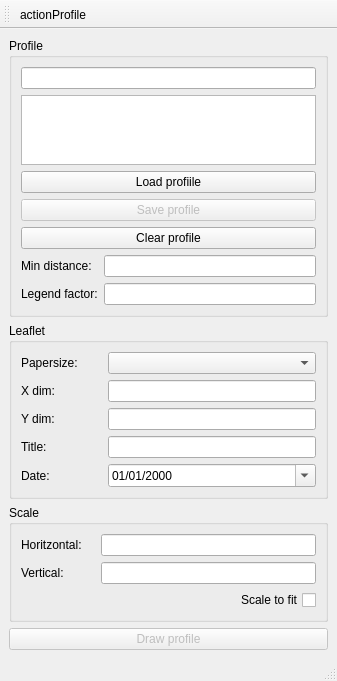
This is ui/profile.ui in Giswater/giswater_qgis_plugin as Qt 5 draws it before an edit. The edited form follows.
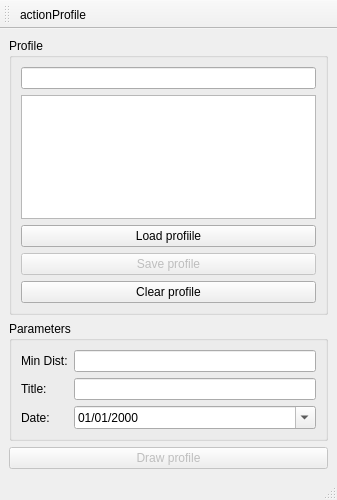
This is the edited form. Icons and pictures are not drawn.

```diff
--- a/ui/profile.ui
+++ b/ui/profile.ui
@@ -7,7 +7,7 @@
     <x>0</x>
     <y>0</y>
     <width>337</width>
-    <height>638</height>
+    <height>500</height>
    </rect>
   </property>
   <property name="windowTitle">
@@ -21,13 +21,16 @@
        <string>Profile</string>
       </property>
       <layout class="QGridLayout" name="gridLayout_2">
-       <item row="9" column="0">
-        <widget class="QLabel" name="lbl_min_distance">
+       <item row="4" column="0" colspan="2">
+        <widget class="QPushButton" name="btn_clear_profile">
          <property name="text">
-          <string>Min distance:</string>
+          <string>Clear profile</string>
          </property>
         </widget>
        </item>
+       <item row="0" column="0" colspan="2">
+        <widget class="QLineEdit" name="txt_profile_id"/>
+       </item>
        <item row="3" column="0" colspan="2">
         <widget class="QPushButton" name="btn_save_profile">
          <property name="enabled">
@@ -41,26 +44,6 @@
        <item row="1" column="0" colspan="2">
         <widget class="QListWidget" name="tbl_list_arc"/>
        </item>
-       <item row="4" column="0" colspan="2">
-        <widget class="QPushButton" name="btn_clear_profile">
-         <property name="text">
-          <string>Clear profile</string>
-         </property>
-        </widget>
-       </item>
-       <item row="0" column="0" colspan="2">
-        <widget class="QLineEdit" name="txt_profile_id"/>
-       </item>
-       <item row="10" column="1">
-        <widget class="QLineEdit" name="txt_legend_factor"/>
-       </item>
-       <item row="10" column="0">
-        <widget class="QLabel" name="lbl_legend_factor">
-         <property name="text">
-          <string>Legend factor:</string>
-         </property>
-        </widget>
-       </item>
        <item row="2" column="0" colspan="2">
         <widget class="QPushButton" name="btn_load_profile">
          <property name="text">
@@ -68,70 +51,23 @@
          </property>
         </widget>
        </item>
-       <item row="9" column="1">
-        <widget class="QLineEdit" name="txt_min_distance">
-         <property name="text">
-          <string/>
-         </property>
-        </widget>
-       </item>
       </layout>
      </widget>
     </item>
     <item>
      <widget class="QGroupBox" name="grb_composer">
       <property name="title">
-       <string>Leaflet</string>
+       <string>Parameters</string>
       </property>
       <layout class="QGridLayout" name="gridLayout_3">
-       <item row="1" column="0">
-        <widget class="QLabel" name="label">
-         <property name="text">
-          <string>X dim:              </string>
-         </property>
-        </widget>
-       </item>
-       <item row="6" column="0">
+       <item row="3" column="0">
         <widget class="QLabel" name="label_2">
          <property name="text">
           <string>Title:</string>
          </property>
         </widget>
        </item>
-       <item row="4" column="0">
-        <widget class="QLabel" name="label_3">
-         <property name="text">
-          <string>Y dim:</string>
-         </property>
-        </widget>
-       </item>
-       <item row="9" column="0">
-        <widget class="QLabel" name="label_4">
-         <property name="text">
-          <string>Date:</string>
-         </property>
-        </widget>
-       </item>
-       <item row="1" column="1">
-        <widget class="QLineEdit" name="txt_x_dim"/>
-       </item>
-       <item row="4" column="1">
-        <widget class="QLineEdit" name="txt_y_dim"/>
-       </item>
        <item row="6" column="1">
-        <widget class="QLineEdit" name="txt_title"/>
-       </item>
-       <item row="0" column="1">
-        <widget class="QComboBox" name="cmb_papersize"/>
-       </item>
-       <item row="0" column="0">
-        <widget class="QLabel" name="label_5">
-         <property name="text">
-          <string>Papersize:</string>
-         </property>
-        </widget>
-       </item>
-       <item row="9" column="1">
         <widget class="QDateEdit" name="date">
          <property name="displayFormat">
           <string>dd/MM/yyyy</string>
@@ -141,42 +77,27 @@
          </property>
         </widget>
        </item>
-      </layout>
-     </widget>
-    </item>
-    <item>
-     <widget class="QGroupBox" name="grb_scale">
-      <property name="title">
-       <string>Scale</string>
-      </property>
-      <layout class="QGridLayout" name="gridLayout_4">
-       <item row="1" column="0">
-        <widget class="QLabel" name="lbl_vertical">
+       <item row="6" column="0">
+        <widget class="QLabel" name="label_4">
          <property name="text">
-          <string>Vertical:</string>
+          <string>Date:</string>
          </property>
         </widget>
        </item>
-       <item row="1" column="1">
-        <widget class="QLineEdit" name="txt_vertical"/>
-       </item>
-       <item row="0" column="0">
-        <widget class="QLabel" name="lbl_horizontal">
-         <property name="text">
-          <string>Horitzontal:    </string>
-         </property>
-        </widget>
+       <item row="3" column="1">
+        <widget class="QLineEdit" name="txt_title"/>
        </item>
        <item row="0" column="1">
-        <widget class="QLineEdit" name="txt_horizontal"/>
-       </item>
-       <item row="2" column="1">
-        <widget class="QCheckBox" name="chk_scalte_to_fit">
-         <property name="layoutDirection">
-          <enum>Qt::RightToLeft</enum>
+        <widget class="QLineEdit" name="txt_min_distance">
+         <property name="text">
+          <string/>
          </property>
+        </widget>
+       </item>
+       <item row="0" column="0">
+        <widget class="QLabel" name="lbl_min_distance">
          <property name="text">
-          <string>Scale to fit</string>
+          <string>Min Dist:</string>
          </property>
         </widget>
        </item>
```
